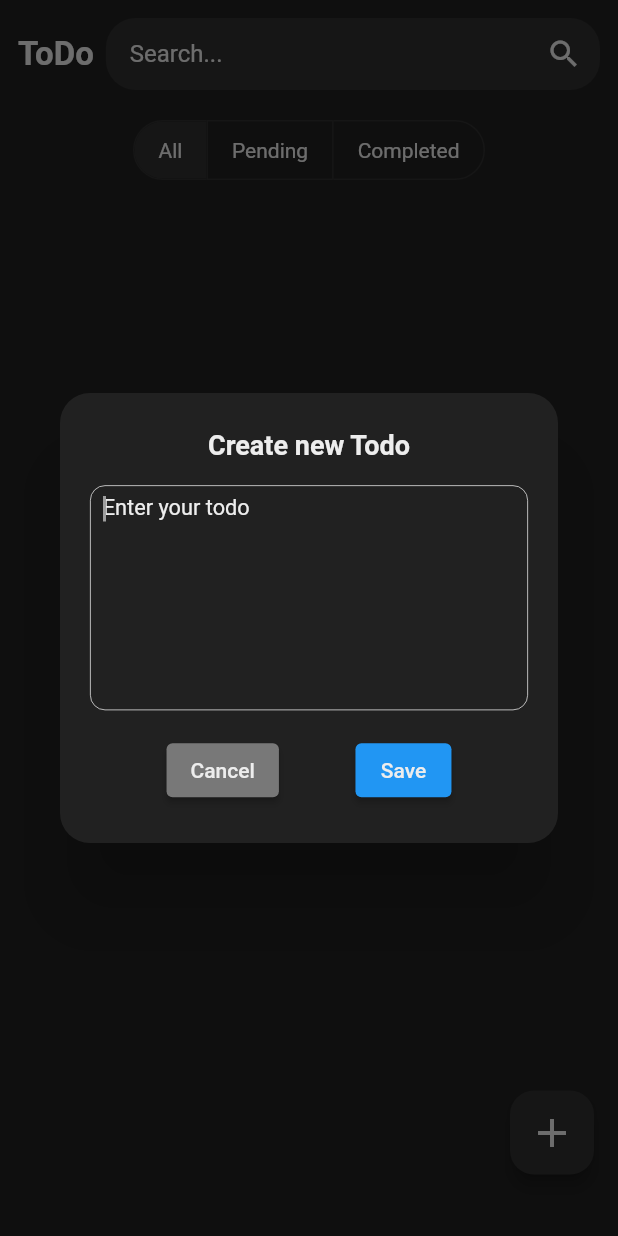
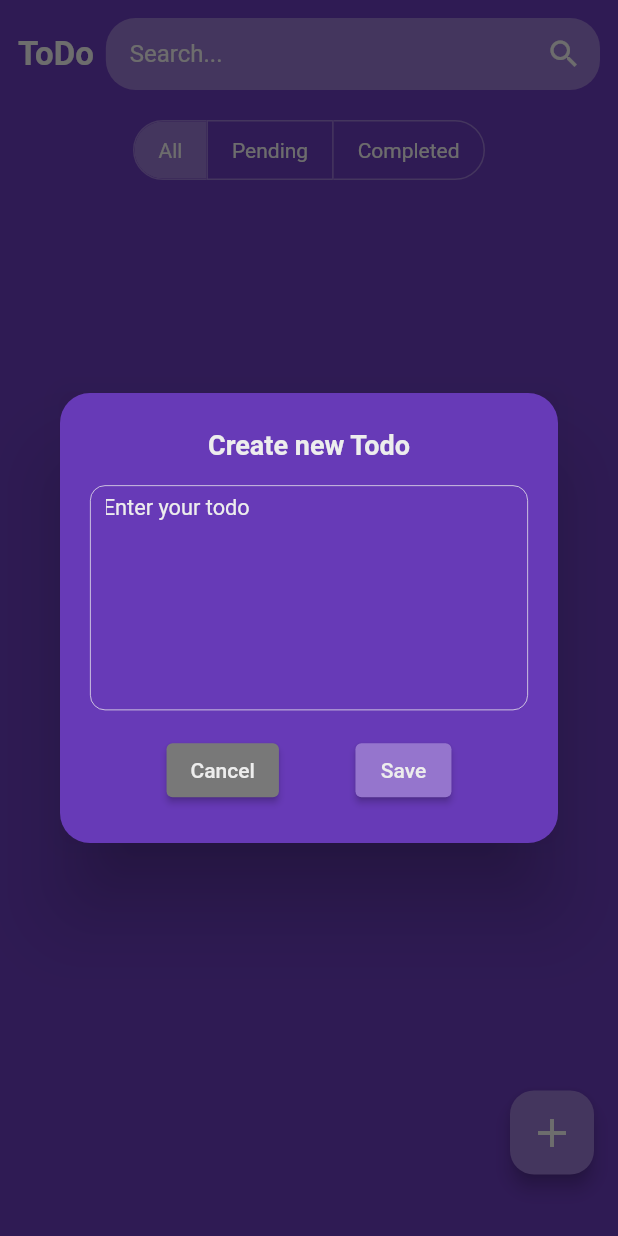
Before and after one commit to RutujaKulkarni29/ToDoList-App, a Flutter app: the screen it shows after launch, after a tap on the "add" icon, on a phone screen of 412 x 824 dp. Run offline on Flutter 3.47's test engine with Material 2 defaults, Android fonts, the phone set to English and light mode, and no system bars; our stand-ins replace bloc, equatable, flutter_bloc, flutter_slidable, sqflite; accounts and stored records are empty.

Commit message:
UI Changes

```diff
--- a/lib/constant/constant.dart
+++ b/lib/constant/constant.dart
@@ -2,8 +2,8 @@ import 'package:flutter/material.dart';
 
 class ColorConstants {
   // static const Color primary = Color(0xFF2A2A2A);
-  static const Color primary = Color(0xFF212121);
-  static const Color primaryLight = Color(0xFF2F2F2F);
+  static const Color primary = Color(0xFF673AB7);
+  static const Color primaryLight = Color(0xFF9575CD);
   static const Color secondary = Color(0xFF787878);
   static const Color secondaryLight = Color(0xFFA3A3A3);
   static const Color textColor = Color(0xFFEDEDED);
--- a/lib/database/database.dart
+++ b/lib/database/database.dart
@@ -22,7 +22,7 @@ class DatabaseProvider {
   /// Creates the database and initializes it.
   Future<Database> createDatabase() async {
     Directory documentsDirectory = await getApplicationDocumentsDirectory();
-    String path = join(documentsDirectory.path, "ComManthanTodo.db");
+    String path = join(documentsDirectory.path, "TodoApp.db");
 
     var database = await openDatabase(path, version: 1, onCreate: initDB);
     return database;
--- a/lib/main.dart
+++ b/lib/main.dart
@@ -14,7 +14,7 @@ class MyApp extends StatelessWidget {
     return MaterialApp(
       debugShowCheckedModeBanner: false,
       title: 'ToDo App',
-      theme: ThemeData(primarySwatch: Colors.grey, canvasColor: Colors.transparent),
+      theme: ThemeData(primarySwatch: Colors.deepPurple, canvasColor: Colors.deepPurple),
       home: RepositoryProvider(
         // Provides an instance of TodoRepository to the widget tree
         create: (context) => TodoRepository(),
--- a/lib/widget/home_page.dart
+++ b/lib/widget/home_page.dart
@@ -36,10 +36,10 @@ class _HomePageState extends State<HomePage> {
     SystemChrome.setSystemUIOverlayStyle(
       SystemUiOverlayStyle.dark.copyWith(
         statusBarColor: ColorConstants.primary,
-        statusBarBrightness: Brightness.dark,
+        statusBarBrightness: Brightness.light,
         statusBarIconBrightness: Brightness.light,
         systemNavigationBarColor: ColorConstants.primary,
-        systemNavigationBarIconBrightness: Brightness.dark,
+        systemNavigationBarIconBrightness: Brightness.light,
       ),
     );
     return SafeArea(
@@ -351,7 +351,7 @@ class _HomePageState extends State<HomePage> {
                         child: const Text('Cancel', style: TextStyle(color: ColorConstants.textColor)),
                       ),
                       ElevatedButton(
-                        style: ElevatedButton.styleFrom(backgroundColor: Colors.blue),
+                        style: ElevatedButton.styleFrom(backgroundColor: ColorConstants.primaryLight),
                         onPressed: () {
                           final Todo newTodo;
                           if (todo != null) {
```
Also changed, not shown: 9 other files.
